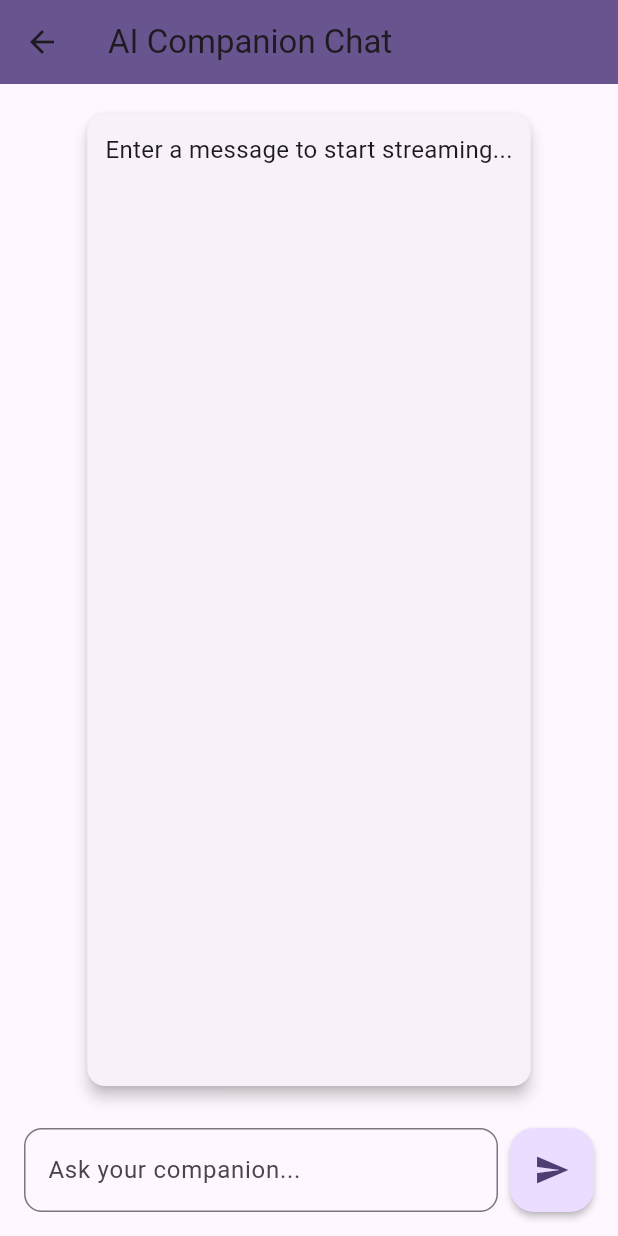
After one commit to Archana-AS/ElderlCare, a Flutter app: the ChatScreen screen opened directly, after a tap on the "send" icon, on a phone screen of 412 x 824 dp. The commit adds this screen. Run offline on Flutter 3.47's test engine with Material 3 defaults, Android fonts, the phone set to English and light mode, and no system bars; missing offline and left inert: mysql_client.

Commit message:
ui updated

```diff
--- a/elder_care/lib/screens/splashscreen.dart
+++ b/elder_care/lib/screens/splashscreen.dart
@@ -1,3 +1,4 @@
+import 'package:elder_care/screens/test.dart';
 import 'package:flutter/material.dart';
 import '../core/api/urlfinder.dart';
 import 'homepage.dart';
--- /dev/null
+++ b/elder_care/lib/screens/test.dart
@@ -0,0 +1,124 @@
+import 'dart:async';
+import 'package:flutter/material.dart';
+import '../core/api/chat.dart';
+
+
+class ChatScreen extends StatefulWidget {
+  const ChatScreen({super.key});
+
+  @override
+  State<ChatScreen> createState() => _ChatScreenState();
+}
+
+class _ChatScreenState extends State<ChatScreen> {
+  final OllamaChatService _chatService = OllamaChatService();
+  final TextEditingController _controller = TextEditingController();
+  String _currentResponse = '';
+  bool _isLoading = false;
+
+  void _sendMessage() {
+    final prompt = _controller.text.trim();
+    if (prompt.isEmpty || _isLoading) return;
+
+    setState(() {
+      _isLoading = true;
+      _currentResponse = '';
+    });
+
+    try {
+      _chatService.streamChatResponse(prompt: prompt).listen(
+            (token) {
+          setState(() {
+            _currentResponse += token;
+          });
+        },
+        onError: (error) {
+          setState(() {
+            _currentResponse = 'Error: $error';
+            _isLoading = false;
+          });
+        },
+        onDone: () {
+          setState(() {
+            _isLoading = false;
+          });
+          _controller.clear();
+        },
+      );
+    } catch (e) {
+      setState(() {
+        _currentResponse = 'Fatal Error: $e';
+        _isLoading = false;
+      });
+    }
+  }
+
+  @override
+  Widget build(BuildContext context) {
+    return Scaffold(
+      appBar: AppBar(
+        title: const Text('AI Companion Chat'),
+        backgroundColor: Theme.of(context).primaryColor,
+      ),
+      body: Padding(
+        padding: const EdgeInsets.all(16.0),
+        child: Column(
+          children: <Widget>[
+            Expanded(
+              child: Card(
+                elevation: 4,
+                child: Padding(
+                  padding: const EdgeInsets.all(12.0),
+                  child: SelectionArea(
+                    child: SingleChildScrollView(
+                      child: Text(
+                        _currentResponse.isEmpty && !_isLoading
+                            ? 'Enter a message to start streaming...'
+                            : _currentResponse,
+                        style: const TextStyle(fontSize: 16.0),
+                      ),
+                    ),
+                  ),
+                ),
+              ),
+            ),
+
+            const SizedBox(height: 16.0),
+
+            const SizedBox(height: 8.0),
+
+            Row(
+              children: <Widget>[
+                Expanded(
+                  child: TextField(
+                    controller: _controller,
+                    decoration: InputDecoration(
+                      hintText: 'Ask your companion...',
+                      border: OutlineInputBorder(
+                        borderRadius: BorderRadius.circular(12.0),
+                      ),
+                    ),
+                    onSubmitted: (_) => _sendMessage(),
+                  ),
+                ),
+                const SizedBox(width: 8.0),
+                FloatingActionButton(
+                  onPressed: _sendMessage,
+                  tooltip: 'Send Message',
+                  elevation: 2,
+                  child: _isLoading
+                      ? const SizedBox(
+                      width: 20,
+                      height: 20,
+                      child: CircularProgressIndicator(strokeWidth: 2, color: Colors.white)
+                  )
+                      : const Icon(Icons.send),
+                ),
+              ],
+            ),
+          ],
+        ),
+      ),
+    );
+  }
+}
--- a/elder_care/pubspec.yaml
+++ b/elder_care/pubspec.yaml
@@ -37,6 +37,7 @@ dependencies:
   # The following adds the Cupertino Icons font to your application.
   # Use with the CupertinoIcons class for iOS style icons.
   cupertino_icons: ^1.0.6
+  http: ^1.5.0
 
 dev_dependencies:
   flutter_test:
```
Also changed, not shown: elder_care/lib/core/api/chat.dart (added, +37 -0 lines).
